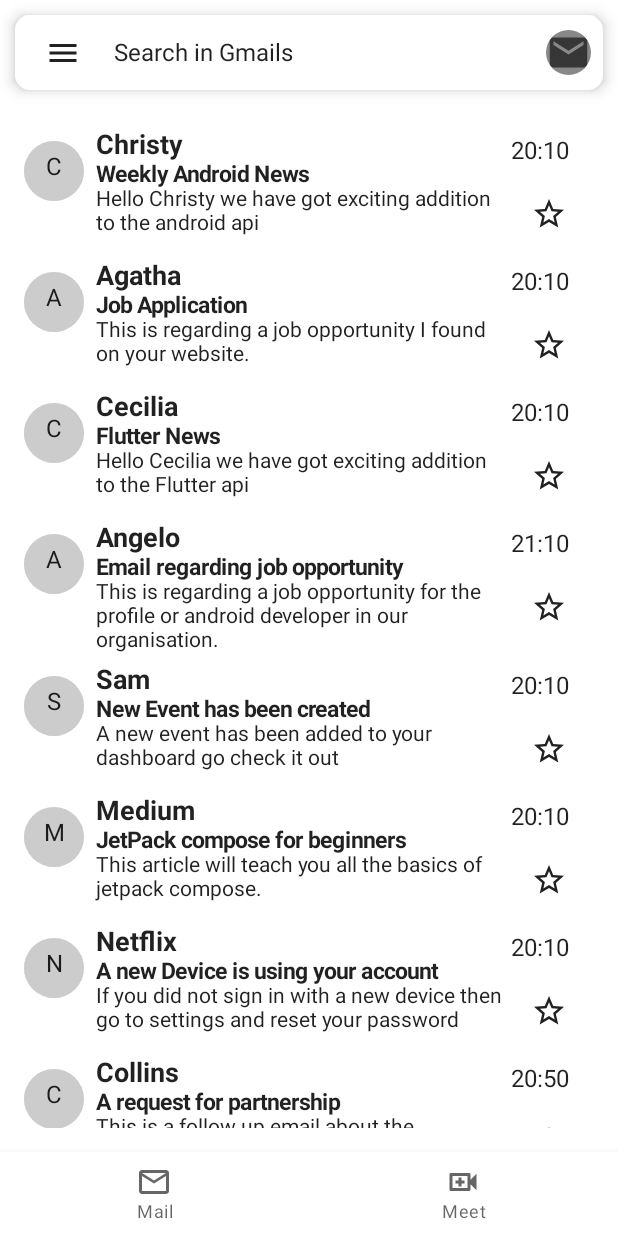
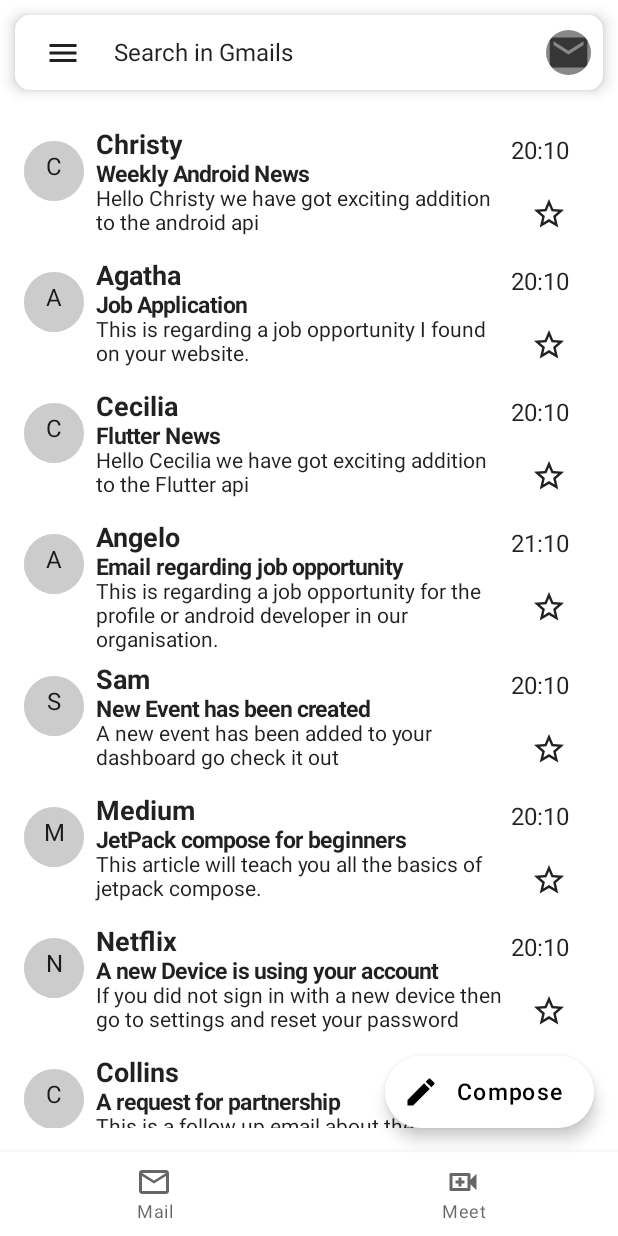
Before and after one commit to nickforbizz/GmailClone, an Android app built with Jetpack Compose: the screen it shows after launch (MainActivity), item 2 of the bottom bar chosen, on a phone screen of 412 x 824 dp. Run offline under Robolectric (Android 15) with nearby library versions, the phone set to English and light mode, and no system bars.

Commit message:
Account Dialog part 1

```diff
--- a/app/src/main/java/com/example/gmailclone/MainActivity.kt
+++ b/app/src/main/java/com/example/gmailclone/MainActivity.kt
@@ -7,12 +7,11 @@ import androidx.compose.foundation.lazy.LazyColumn
 import androidx.compose.foundation.rememberScrollState
 import androidx.compose.material.*
 import androidx.compose.runtime.Composable
+import androidx.compose.runtime.mutableStateOf
+import androidx.compose.runtime.remember
 import androidx.compose.runtime.rememberCoroutineScope
 import androidx.compose.ui.tooling.preview.Preview
-import com.example.gmailclone.components.GmailDrawerMenu
-import com.example.gmailclone.components.HomeAppBar
-import com.example.gmailclone.components.HomeBottomMenu
-import com.example.gmailclone.components.MailListItems
+import com.example.gmailclone.components.*
 import com.example.gmailclone.ui.theme.GmailCloneTheme
 
 class MainActivity : ComponentActivity() {
@@ -35,17 +34,23 @@ fun GmailApp() {
     val scaffoldState = rememberScaffoldState()
     val coroutineScope = rememberCoroutineScope()
     val scrollState = rememberScrollState()
+    val openDialog = remember{
+        mutableStateOf(false)
+    }
 
     Scaffold(
         scaffoldState = scaffoldState,
-        topBar = { HomeAppBar(scaffoldState, coroutineScope)},
+        topBar = {
+            HomeAppBar(scaffoldState, coroutineScope, openDialog)
+         },
         drawerContent = {
             GmailDrawerMenu(scrollState)
         },
-        bottomBar = { HomeBottomMenu() }
+        bottomBar = { HomeBottomMenu() },
+        floatingActionButton = { GmailFAB(scrollState) }
     ){
 
-        MailListItems(it)
+        MailListItems(it, scrollState)
     }
 }
 
--- a/app/src/main/java/com/example/gmailclone/components/GmailFAB.kt
+++ b/app/src/main/java/com/example/gmailclone/components/GmailFAB.kt
@@ -1 +1,28 @@
 package com.example.gmailclone.components
+
+import androidx.compose.foundation.ScrollState
+import androidx.compose.material.*
+import androidx.compose.material.icons.Icons
+import androidx.compose.material.icons.filled.Edit
+import androidx.compose.runtime.Composable
+import androidx.compose.ui.unit.sp
+
+
+@Composable
+fun GmailFAB(scrollState: ScrollState){
+
+    if (scrollState.value > 50){
+        ExtendedFloatingActionButton(
+            text = { Text(text = "Compose", fontSize = 15.sp) },
+            icon = { Icon(imageVector = Icons.Default.Edit, contentDescription = "edit fab") },
+            backgroundColor = MaterialTheme.colors.surface,
+            onClick = { /*TODO*/ })
+    }else{
+        FloatingActionButton(
+            backgroundColor = MaterialTheme.colors.surface,
+            onClick = { /*TODO*/ }) {
+            Icon(imageVector = Icons.Default.Edit, contentDescription = "edit fab")
+        }
+    }
+
+}
--- a/app/src/main/java/com/example/gmailclone/components/HomeAppBar.kt
+++ b/app/src/main/java/com/example/gmailclone/components/HomeAppBar.kt
@@ -3,6 +3,7 @@ package com.example.gmailclone.components
 import android.graphics.drawable.Icon
 import androidx.compose.foundation.Image
 import androidx.compose.foundation.background
+import androidx.compose.foundation.clickable
 import androidx.compose.foundation.layout.*
 import androidx.compose.foundation.shape.CircleShape
 import androidx.compose.foundation.shape.RoundedCornerShape
@@ -10,6 +11,7 @@ import androidx.compose.material.*
 import androidx.compose.material.icons.Icons
 import androidx.compose.material.icons.filled.Menu
 import androidx.compose.runtime.Composable
+import androidx.compose.runtime.MutableState
 import androidx.compose.ui.Alignment
 import androidx.compose.ui.Modifier
 import androidx.compose.ui.draw.clip
@@ -24,7 +26,11 @@ import kotlinx.coroutines.CoroutineScope
 import kotlinx.coroutines.launch
 
 @Composable
-fun HomeAppBar(scaffoldState: ScaffoldState, scope:CoroutineScope){
+fun HomeAppBar(scaffoldState: ScaffoldState,
+               scope:CoroutineScope,
+               openDialog: MutableState<Boolean>
+    ){
+
     Box(modifier = Modifier.padding(10.dp)){
         Card (shape = RoundedCornerShape(10.dp),
             modifier = Modifier.requiredHeight(50.dp),
@@ -52,7 +58,14 @@ fun HomeAppBar(scaffoldState: ScaffoldState, scope:CoroutineScope){
                         .size(30.dp)
                         .clip(CircleShape)
                         .background(color = Color.Gray)
+                        .clickable {
+                            openDialog.value = true
+                        }
                 )
+
+                if (openDialog.value){
+                    AccountDialog(openDialog)
+                }
             }
         }
     }
--- a/app/src/main/java/com/example/gmailclone/components/MailListItems.kt
+++ b/app/src/main/java/com/example/gmailclone/components/MailListItems.kt
@@ -1,5 +1,8 @@
 package com.example.gmailclone.components
 
+import androidx.compose.foundation.ScrollState
+import androidx.compose.foundation.gestures.Orientation
+import androidx.compose.foundation.gestures.scrollable
 import androidx.compose.foundation.layout.*
 import androidx.compose.foundation.lazy.LazyColumn
 import androidx.compose.foundation.lazy.items
@@ -24,12 +27,14 @@ import com.example.gmailclone.models.MailData
 
 
 @Composable
-fun MailListItems (paddingValues: PaddingValues){
+fun MailListItems (paddingValues: PaddingValues,scrollState: ScrollState){
 
     Box(modifier = Modifier.padding(paddingValues)){
         LazyColumn(modifier= Modifier
             .fillMaxSize()
-            .padding(16.dp) ){
+            .padding(16.dp)
+            .scrollable(scrollState, Orientation.Vertical)
+        ){
 
             items(mailListData){
                 mailData ->
```
Also changed, not shown: app/src/main/java/com/example/gmailclone/components/AccountDialog.kt (+120 -0 lines), 1 other file.
